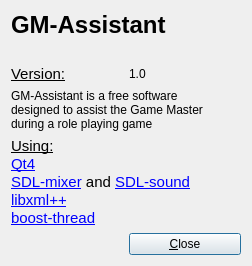
This is sources/windows/AboutDialog.ui in ViviCoder/GM-Assistant as Qt 5 draws it before an edit. The edited form follows.
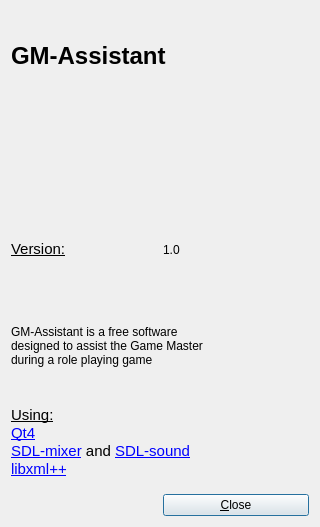
This is the edited form. Icons and pictures are not drawn.

Commit message: Replacement of boost::thread by QThread

What changed in the file:
```diff
--- a/sources/windows/AboutDialog.ui
+++ b/sources/windows/AboutDialog.ui
@@ -9,8 +9,8 @@
    <rect>
     <x>0</x>
     <y>0</y>
-    <width>252</width>
-    <height>261</height>
+    <width>320</width>
+    <height>527</height>
    </rect>
   </property>
   <property name="windowTitle">
@@ -67,8 +67,7 @@
 &lt;p style=&quot; margin-top:0px; margin-bottom:0px; margin-left:0px; margin-right:0px; -qt-block-indent:0; text-indent:0px;&quot;&gt;&lt;span style=&quot; font-family:'Ubuntu'; font-size:11pt; text-decoration: underline;&quot;&gt;Using:&lt;/span&gt;&lt;/p&gt;
 &lt;p style=&quot; margin-top:0px; margin-bottom:0px; margin-left:0px; margin-right:0px; -qt-block-indent:0; text-indent:0px;&quot;&gt;&lt;a href=&quot;http://qt.nokia.com/&quot;&gt;&lt;span style=&quot; font-family:'Ubuntu'; font-size:11pt; text-decoration: underline; color:#0000ff;&quot;&gt;Qt4&lt;/span&gt;&lt;/a&gt;&lt;/p&gt;
 &lt;p style=&quot; margin-top:0px; margin-bottom:0px; margin-left:0px; margin-right:0px; -qt-block-indent:0; text-indent:0px;&quot;&gt;&lt;a href=&quot;http://www.libsdl.org/projects/SDL_mixer/ &quot;&gt;&lt;span style=&quot; font-family:'Ubuntu'; font-size:11pt; text-decoration: underline; color:#0000ff;&quot;&gt;SDL-mixer&lt;/span&gt;&lt;/a&gt;&lt;span style=&quot; font-size:11pt;&quot;&gt; and &lt;/span&gt;&lt;a href=&quot;http://icculus.org/SDL_sound/&quot;&gt;&lt;span style=&quot; font-family:'Ubuntu'; font-size:11pt; text-decoration: underline; color:#0000ff;&quot;&gt;SDL-sound&lt;/span&gt;&lt;/a&gt;&lt;/p&gt;
-&lt;p style=&quot; margin-top:0px; margin-bottom:0px; margin-left:0px; margin-right:0px; -qt-block-indent:0; text-indent:0px;&quot;&gt;&lt;a href=&quot;http://libxmlplusplus.sourceforge.net/&quot;&gt;&lt;span style=&quot; font-size:11pt; text-decoration: underline; color:#0000ff;&quot;&gt;libxml++&lt;/span&gt;&lt;/a&gt;&lt;/p&gt;
-&lt;p style=&quot; margin-top:0px; margin-bottom:0px; margin-left:0px; margin-right:0px; -qt-block-indent:0; text-indent:0px;&quot;&gt;&lt;a href=&quot;www.boost.org/&quot;&gt;&lt;span style=&quot; font-size:11pt; text-decoration: underline; color:#0000ff;&quot;&gt;boost-thread&lt;/span&gt;&lt;/a&gt;&lt;/p&gt;&lt;/body&gt;&lt;/html&gt;</string>
+&lt;p style=&quot; margin-top:0px; margin-bottom:0px; margin-left:0px; margin-right:0px; -qt-block-indent:0; text-indent:0px;&quot;&gt;&lt;a href=&quot;http://libxmlplusplus.sourceforge.net/&quot;&gt;&lt;span style=&quot; font-size:11pt; text-decoration: underline; color:#0000ff;&quot;&gt;libxml++&lt;/span&gt;&lt;/a&gt;&lt;/p&gt;&lt;/body&gt;&lt;/html&gt;</string>
        </property>
       </widget>
      </item>
```
The commit also changes 7 other files.
